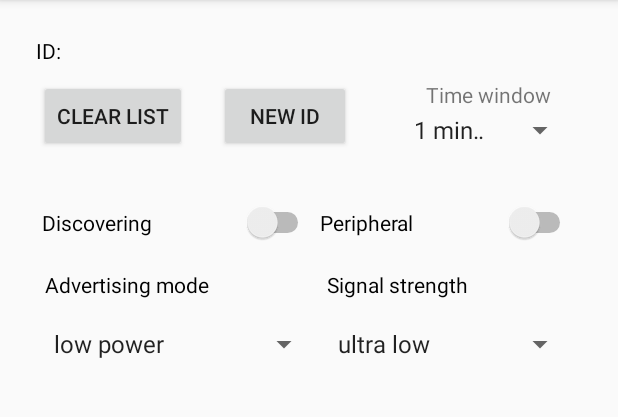
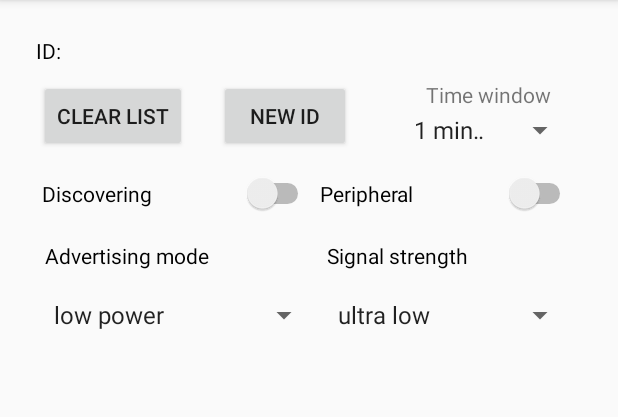
Before and after one commit to xtien/app, an Android app: the screen it shows after launch (MainActivity), on a phone screen of 412 x 824 dp, the part 84-501 px from its top. Run offline under Robolectric (Android 15) with nearby library versions, the phone set to English and light mode, and no system bars; our stand-ins replace Room's generated code.

Commit message:
small layout change

```diff
--- a/app/src/main/java/nl/christine/app/MainActivity.java
+++ b/app/src/main/java/nl/christine/app/MainActivity.java
@@ -31,6 +31,6 @@ public class MainActivity extends AppCompatActivity {
         pagerAdapter.addFragment(MainFragment.newInstance());
         pagerAdapter.addFragment(TraceFragment.newInstance());
         pagerAdapter.addFragment(HelpFragment.newInstance());
-         viewPager.setAdapter(pagerAdapter);
+        viewPager.setAdapter(pagerAdapter);
     }
 }
--- a/app/src/main/java/nl/christine/app/fragment/MainFragment.java
+++ b/app/src/main/java/nl/christine/app/fragment/MainFragment.java
@@ -281,6 +281,7 @@ public class MainFragment extends Fragment {
     private void switchBTOn() {
         if (bluetoothAdapter == null) {
             TextView errorTextView = getActivity().findViewById(R.id.error_message);
+            errorTextView.setVisibility(View.VISIBLE);
             errorTextView.setText(R.string.no_bluetooth);
             return;
         } else {
--- a/app/src/main/res/layout/main_fragment.xml
+++ b/app/src/main/res/layout/main_fragment.xml
@@ -92,6 +92,7 @@
             android:id="@+id/error_message"
             android:layout_width="wrap_content"
             android:layout_height="wrap_content"
+            android:visibility="gone"
             />
 
     <LinearLayout
```
